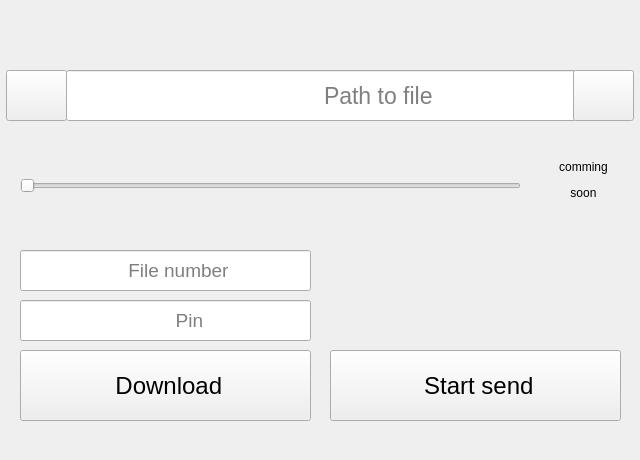
Qt form UI_files/download_window_2.ui (kdv2001/OnlyFiles) before a commit.
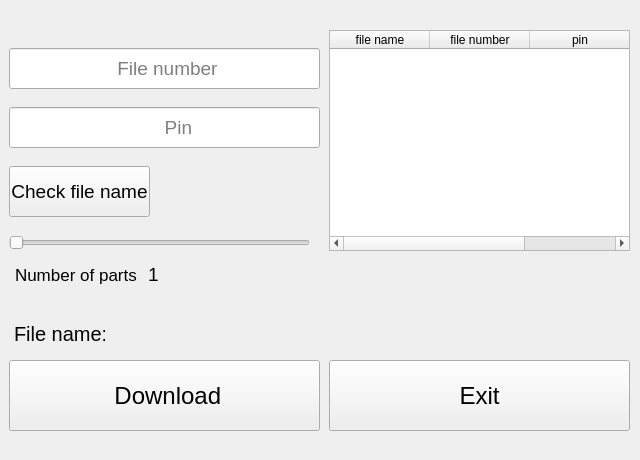
The same form after that commit. Icons and pictures are not drawn.

Commit message: start do download

```diff
--- a/UI_files/download_window_2.ui
+++ b/UI_files/download_window_2.ui
@@ -34,9 +34,9 @@
   <widget class="QStackedWidget" name="stack">
    <property name="geometry">
     <rect>
-     <x>0</x>
+     <x>-1</x>
      <y>0</y>
-     <width>640</width>
+     <width>641</width>
      <height>460</height>
     </rect>
    </property>
@@ -49,12 +49,15 @@
    <property name="autoFillBackground">
     <bool>true</bool>
    </property>
+   <property name="currentIndex">
+    <number>2</number>
+   </property>
    <widget class="QWidget" name="page">
     <widget class="QPushButton" name="pushButton">
      <property name="geometry">
       <rect>
        <x>20</x>
-       <y>350</y>
+       <y>260</y>
        <width>291</width>
        <height>71</height>
       </rect>
@@ -81,12 +84,12 @@
       </size>
      </property>
     </widget>
-    <widget class="QPushButton" name="pushButton_2">
+    <widget class="QPushButton" name="change_upload">
      <property name="geometry">
       <rect>
        <x>330</x>
-       <y>350</y>
-       <width>291</width>
+       <y>260</y>
+       <width>301</width>
        <height>71</height>
       </rect>
      </property>
@@ -96,7 +99,7 @@
       </font>
      </property>
      <property name="text">
-      <string> Start send</string>
+      <string> Upload</string>
      </property>
      <property name="icon">
       <iconset>
@@ -106,15 +109,81 @@
       <size>
        <width>48</width>
        <height>48</height>
+      </size>
+     </property>
+    </widget>
+    <widget class="QLineEdit" name="lineEdit_ip">
+     <property name="geometry">
+      <rect>
+       <x>10</x>
+       <y>170</y>
+       <width>611</width>
+       <height>61</height>
+      </rect>
+     </property>
+     <property name="font">
+      <font>
+       <pointsize>18</pointsize>
+      </font>
+     </property>
+     <property name="placeholderText">
+      <string>                                            IP address</string>
+     </property>
+    </widget>
+   </widget>
+   <widget class="QWidget" name="page_3">
+    <widget class="QPushButton" name="pushButton_3">
+     <property name="geometry">
+      <rect>
+       <x>20</x>
+       <y>60</y>
+       <width>61</width>
+       <height>51</height>
+      </rect>
+     </property>
+     <property name="text">
+      <string/>
+     </property>
+     <property name="icon">
+      <iconset>
+       <normaloff>../../Downloads/folder.png</normaloff>../../Downloads/folder.png</iconset>
+     </property>
+     <property name="iconSize">
+      <size>
+       <width>32</width>
+       <height>32</height>
+      </size>
+     </property>
+    </widget>
+    <widget class="QPushButton" name="clear_button">
+     <property name="geometry">
+      <rect>
+       <x>560</x>
+       <y>60</y>
+       <width>61</width>
+       <height>51</height>
+      </rect>
+     </property>
+     <property name="text">
+      <string/>
+     </property>
+     <property name="icon">
+      <iconset>
+       <normaloff>../image/right-arroww.png</normaloff>../image/right-arroww.png</iconset>
+     </property>
+     <property name="iconSize">
+      <size>
+       <width>32</width>
+       <height>32</height>
       </size>
      </property>
     </widget>
     <widget class="QLineEdit" name="file_path">
      <property name="geometry">
       <rect>
-       <x>66</x>
-       <y>70</y>
-       <width>511</width>
+       <x>80</x>
+       <y>60</y>
+       <width>481</width>
        <height>51</height>
       </rect>
      </property>
@@ -125,15 +194,15 @@
       </font>
      </property>
      <property name="placeholderText">
-      <string>                                        Path to file</string>
+      <string>                                  Path to file</string>
      </property>
     </widget>
     <widget class="QSlider" name="horizontalSlider">
      <property name="geometry">
       <rect>
-       <x>20</x>
-       <y>160</y>
-       <width>501</width>
+       <x>10</x>
+       <y>140</y>
+       <width>611</width>
        <height>51</height>
       </rect>
      </property>
@@ -143,9 +212,17 @@
        <verstretch>0</verstretch>
       </sizepolicy>
      </property>
+     <property name="font">
+      <font>
+       <pointsize>14</pointsize>
+      </font>
+     </property>
      <property name="cursor">
       <cursorShape>ArrowCursor</cursorShape>
      </property>
+     <property name="minimum">
+      <number>1</number>
+     </property>
      <property name="maximum">
       <number>100</number>
      </property>
@@ -153,17 +230,17 @@
       <enum>Qt::Horizontal</enum>
      </property>
     </widget>
-    <widget class="QPushButton" name="pushButton_3">
+    <widget class="QPushButton" name="pushButton_2">
      <property name="geometry">
       <rect>
-       <x>6</x>
-       <y>70</y>
-       <width>61</width>
-       <height>51</height>
+       <x>20</x>
+       <y>340</y>
+       <width>301</width>
+       <height>71</height>
       </rect>
      </property>
      <property name="text">
-      <string/>
+      <string> Upload</string>
      </property>
      <property name="icon">
       <iconset>
@@ -176,25 +253,149 @@
       </size>
      </property>
     </widget>
-    <widget class="QLabel" name="label">
+    <widget class="QPushButton" name="cancel_button_from_upload">
      <property name="geometry">
       <rect>
-       <x>550</x>
-       <y>150</y>
-       <width>67</width>
+       <x>340</x>
+       <y>340</y>
+       <width>291</width>
+       <height>71</height>
+      </rect>
+     </property>
+     <property name="font">
+      <font>
+       <pointsize>18</pointsize>
+      </font>
+     </property>
+     <property name="text">
+      <string>Exit</string>
+     </property>
+    </widget>
+    <widget class="QWidget" name="gridLayoutWidget">
+     <property name="geometry">
+      <rect>
+       <x>20</x>
+       <y>230</y>
+       <width>241</width>
        <height>61</height>
       </rect>
      </property>
+     <layout class="QGridLayout" name="gridLayout">
+      <property name="sizeConstraint">
+       <enum>QLayout::SetFixedSize</enum>
+      </property>
+      <property name="leftMargin">
+       <number>4</number>
+      </property>
+      <item row="0" column="0">
+       <widget class="QLabel" name="label_2">
+        <property name="font">
+         <font>
+          <pointsize>18</pointsize>
+         </font>
+        </property>
+        <property name="text">
+         <string>Number of parts </string>
+        </property>
+       </widget>
+      </item>
+      <item row="0" column="1">
+       <widget class="QLabel" name="label">
+        <property name="font">
+         <font>
+          <pointsize>17</pointsize>
+         </font>
+        </property>
+        <property name="text">
+         <string>1</string>
+        </property>
+       </widget>
+      </item>
+     </layout>
+    </widget>
+    <widget class="QLineEdit" name="lineEdit">
+     <property name="geometry">
+      <rect>
+       <x>30</x>
+       <y>180</y>
+       <width>113</width>
+       <height>25</height>
+      </rect>
+     </property>
      <property name="text">
-      <string>&lt;html&gt;&lt;head/&gt;&lt;body&gt;&lt;p align=&quot;center&quot;&gt;comming&lt;/p&gt;&lt;p align=&quot;center&quot;&gt;soon&lt;/p&gt;&lt;/body&gt;&lt;/html&gt;</string>
+      <string>10mbps</string>
+     </property>
+    </widget>
+    <widget class="QLineEdit" name="lineEdit_2">
+     <property name="geometry">
+      <rect>
+       <x>280</x>
+       <y>180</y>
+       <width>113</width>
+       <height>25</height>
+      </rect>
+     </property>
+     <property name="text">
+      <string>1mbps</string>
+     </property>
+    </widget>
+    <widget class="QLineEdit" name="lineEdit_3">
+     <property name="geometry">
+      <rect>
+       <x>510</x>
+       <y>180</y>
+       <width>113</width>
+       <height>25</height>
+      </rect>
+     </property>
+     <property name="text">
+      <string>200kbps</string>
+     </property>
+    </widget>
+   </widget>
+   <widget class="QWidget" name="page_2">
+    <widget class="QPushButton" name="cancel_button_from_download">
+     <property name="geometry">
+      <rect>
+       <x>330</x>
+       <y>360</y>
+       <width>301</width>
+       <height>71</height>
+      </rect>
+     </property>
+     <property name="font">
+      <font>
+       <pointsize>18</pointsize>
+      </font>
+     </property>
+     <property name="text">
+      <string>Exit</string>
+     </property>
+    </widget>
+    <widget class="QLineEdit" name="line_pin">
+     <property name="geometry">
+      <rect>
+       <x>10</x>
+       <y>107</y>
+       <width>311</width>
+       <height>41</height>
+      </rect>
+     </property>
+     <property name="font">
+      <font>
+       <pointsize>14</pointsize>
+      </font>
+     </property>
+     <property name="placeholderText">
+      <string>                             Pin</string>
      </property>
     </widget>
     <widget class="QLineEdit" name="line_file_number">
      <property name="geometry">
       <rect>
-       <x>20</x>
-       <y>250</y>
-       <width>291</width>
+       <x>10</x>
+       <y>48</y>
+       <width>311</width>
        <height>41</height>
       </rect>
      </property>
@@ -219,35 +420,25 @@
       <string>                    File number</string>
      </property>
     </widget>
-    <widget class="QLineEdit" name="line_pin">
+    <widget class="QPushButton" name="start_download">
      <property name="geometry">
       <rect>
-       <x>20</x>
-       <y>300</y>
-       <width>291</width>
-       <height>41</height>
+       <x>10</x>
+       <y>360</y>
+       <width>311</width>
+       <height>71</height>
       </rect>
      </property>
      <property name="font">
       <font>
-       <pointsize>14</pointsize>
+       <pointsize>18</pointsize>
       </font>
      </property>
-     <property name="placeholderText">
-      <string>                             Pin</string>
-     </property>
-    </widget>
-    <widget class="QPushButton" name="clear_button">
-     <property name="geometry">
-      <rect>
-       <x>573</x>
-       <y>70</y>
-       <width>61</width>
-       <height>51</height>
-      </rect>
+     <property name="mouseTracking">
+      <bool>true</bool>
      </property>
      <property name="text">
-      <string/>
+      <string> Download</string>
      </property>
      <property name="icon">
       <iconset>
@@ -255,11 +446,151 @@
      </property>
      <property name="iconSize">
       <size>
-       <width>32</width>
-       <height>32</height>
+       <width>48</width>
+       <height>48</height>
       </size>
      </property>
     </widget>
+    <widget class="QPushButton" name="button_check_file">
+     <property name="geometry">
+      <rect>
+       <x>10</x>
+       <y>166</y>
+       <width>141</width>
+       <height>51</height>
+      </rect>
+     </property>
+     <property name="font">
+      <font>
+       <pointsize>14</pointsize>
+      </font>
+     </property>
+     <property name="text">
+      <string>Check file name</string>
+     </property>
+    </widget>
+    <widget class="QSlider" name="horizontalSlider_2">
+     <property name="geometry">
+      <rect>
+       <x>10</x>
+       <y>222</y>
+       <width>301</width>
+       <height>41</height>
+      </rect>
+     </property>
+     <property name="minimum">
+      <number>1</number>
+     </property>
+     <property name="maximum">
+      <number>100</number>
+     </property>
+     <property name="orientation">
+      <enum>Qt::Horizontal</enum>
+     </property>
+    </widget>
+    <widget class="QTableWidget" name="tableWidget">
+     <property name="geometry">
+      <rect>
+       <x>330</x>
+       <y>30</y>
+       <width>301</width>
+       <height>221</height>
+      </rect>
+     </property>
+     <column>
+      <property name="text">
+       <string>file name</string>
+      </property>
+     </column>
+     <column>
+      <property name="text">
+       <string>file number</string>
+      </property>
+     </column>
+     <column>
+      <property name="text">
+       <string>pin</string>
+      </property>
+     </column>
+    </widget>
+    <widget class="QLabel" name="label_file_name">
+     <property name="geometry">
+      <rect>
+       <x>110</x>
+       <y>315</y>
+       <width>521</width>
+       <height>41</height>
+      </rect>
+     </property>
+     <property name="font">
+      <font>
+       <pointsize>14</pointsize>
+      </font>
+     </property>
+     <property name="text">
+      <string/>
+     </property>
+    </widget>
+    <widget class="QLabel" name="label_3">
+     <property name="geometry">
+      <rect>
+       <x>15</x>
+       <y>313</y>
+       <width>91</width>
+       <height>41</height>
+      </rect>
+     </property>
+     <property name="font">
+      <font>
+       <pointsize>15</pointsize>
+      </font>
+     </property>
+     <property name="text">
+      <string>File name:</string>
+     </property>
+    </widget>
+    <widget class="QWidget" name="gridLayoutWidget_2">
+     <property name="geometry">
+      <rect>
+       <x>12</x>
+       <y>263</y>
+       <width>171</width>
+       <height>50</height>
+      </rect>
+     </property>
+     <layout class="QGridLayout" name="gridLayout_2">
+      <property name="sizeConstraint">
+       <enum>QLayout::SetFixedSize</enum>
+      </property>
+      <property name="leftMargin">
+       <number>4</number>
+      </property>
+      <item row="0" column="1">
+       <widget class="QLabel" name="label_5">
+        <property name="font">
+         <font>
+          <pointsize>14</pointsize>
+         </font>
+        </property>
+        <property name="text">
+         <string>1</string>
+        </property>
+       </widget>
+      </item>
+      <item row="0" column="0">
+       <widget class="QLabel" name="label_4">
+        <property name="font">
+         <font>
+          <pointsize>13</pointsize>
+         </font>
+        </property>
+        <property name="text">
+         <string>Number of parts </string>
+        </property>
+       </widget>
+      </item>
+     </layout>
+    </widget>
    </widget>
   </widget>
  </widget>
```
Left out of the diff: 58 changed lines with no effect on the pictures. The commit also changes 8 other files.
